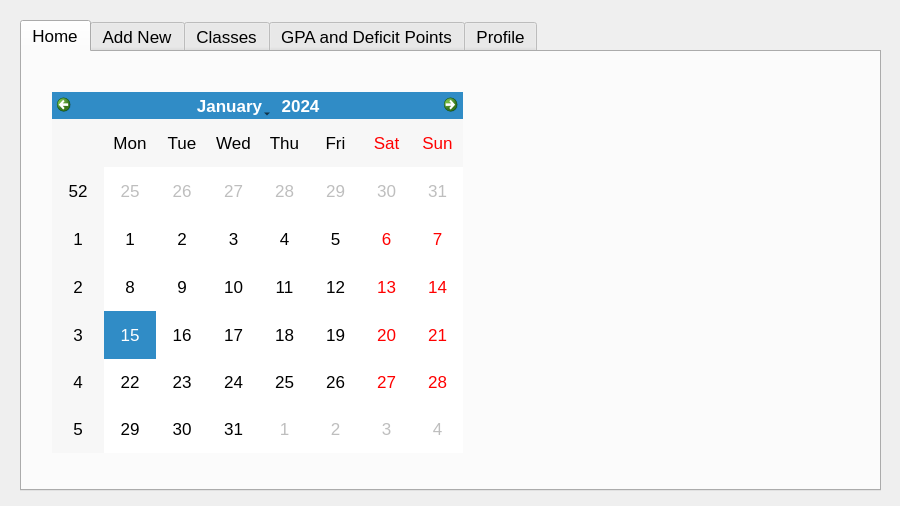
Qt form mainwindow.ui (ptwich2/StudentScheduler-) before a commit.
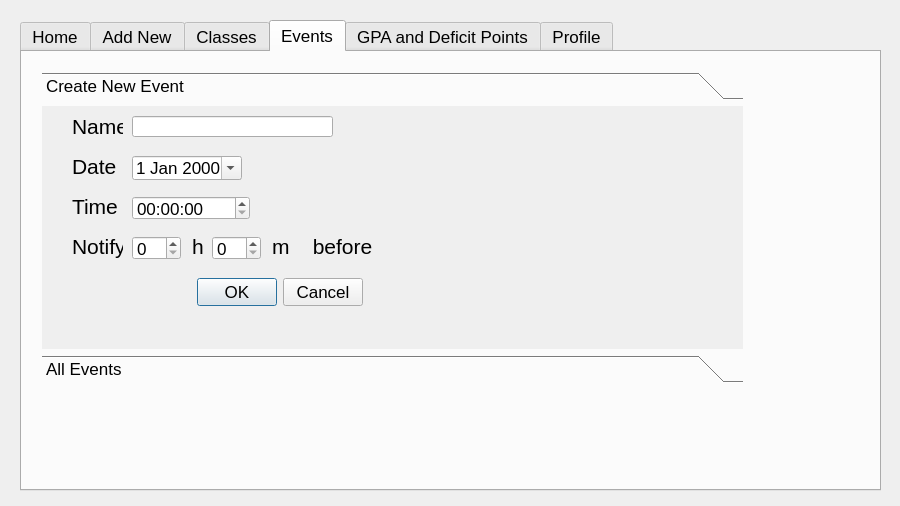
The same form after that commit. The open tabs and pages were chosen to show the change.

```diff
--- a/mainwindow.ui
+++ b/mainwindow.ui
@@ -473,6 +473,239 @@
      </widget>
     </widget>
    </widget>
+   <widget class="QWidget" name="events">
+    <attribute name="title">
+     <string>Events</string>
+    </attribute>
+    <widget class="QToolBox" name="toolBox_3">
+     <property name="geometry">
+      <rect>
+       <x>20</x>
+       <y>20</y>
+       <width>701</width>
+       <height>311</height>
+      </rect>
+     </property>
+     <property name="currentIndex">
+      <number>1</number>
+     </property>
+     <widget class="QWidget" name="page">
+      <property name="geometry">
+       <rect>
+        <x>0</x>
+        <y>0</y>
+        <width>701</width>
+        <height>243</height>
+       </rect>
+      </property>
+      <attribute name="label">
+       <string>Create New Event</string>
+      </attribute>
+      <widget class="QLabel" name="label_24">
+       <property name="geometry">
+        <rect>
+         <x>30</x>
+         <y>80</y>
+         <width>51</width>
+         <height>41</height>
+        </rect>
+       </property>
+       <property name="font">
+        <font>
+         <pointsize>16</pointsize>
+        </font>
+       </property>
+       <property name="text">
+        <string>Time</string>
+       </property>
+      </widget>
+      <widget class="QLabel" name="label_25">
+       <property name="geometry">
+        <rect>
+         <x>30</x>
+         <y>120</y>
+         <width>51</width>
+         <height>41</height>
+        </rect>
+       </property>
+       <property name="font">
+        <font>
+         <pointsize>16</pointsize>
+        </font>
+       </property>
+       <property name="text">
+        <string>Notify</string>
+       </property>
+      </widget>
+      <widget class="QLabel" name="label_26">
+       <property name="geometry">
+        <rect>
+         <x>30</x>
+         <y>0</y>
+         <width>51</width>
+         <height>41</height>
+        </rect>
+       </property>
+       <property name="font">
+        <font>
+         <pointsize>16</pointsize>
+        </font>
+       </property>
+       <property name="text">
+        <string>Name</string>
+       </property>
+      </widget>
+      <widget class="QLabel" name="label_27">
+       <property name="geometry">
+        <rect>
+         <x>30</x>
+         <y>40</y>
+         <width>51</width>
+         <height>41</height>
+        </rect>
+       </property>
+       <property name="font">
+        <font>
+         <pointsize>16</pointsize>
+        </font>
+       </property>
+       <property name="text">
+        <string>Date</string>
+       </property>
+      </widget>
+      <widget class="QDialogButtonBox" name="buttonBox">
+       <property name="geometry">
+        <rect>
+         <x>20</x>
+         <y>170</y>
+         <width>301</width>
+         <height>32</height>
+        </rect>
+       </property>
+       <property name="focusPolicy">
+        <enum>Qt::NoFocus</enum>
+       </property>
+       <property name="orientation">
+        <enum>Qt::Horizontal</enum>
+       </property>
+       <property name="standardButtons">
+        <set>QDialogButtonBox::Cancel|QDialogButtonBox::Ok</set>
+       </property>
+      </widget>
+      <widget class="QSpinBox" name="notifyH">
+       <property name="geometry">
+        <rect>
+         <x>90</x>
+         <y>130</y>
+         <width>49</width>
+         <height>24</height>
+        </rect>
+       </property>
+      </widget>
+      <widget class="QLabel" name="label_28">
+       <property name="geometry">
+        <rect>
+         <x>150</x>
+         <y>120</y>
+         <width>16</width>
+         <height>41</height>
+        </rect>
+       </property>
+       <property name="font">
+        <font>
+         <pointsize>16</pointsize>
+        </font>
+       </property>
+       <property name="text">
+        <string>h</string>
+       </property>
+      </widget>
+      <widget class="QLabel" name="label_29">
+       <property name="geometry">
+        <rect>
+         <x>230</x>
+         <y>120</y>
+         <width>111</width>
+         <height>41</height>
+        </rect>
+       </property>
+       <property name="font">
+        <font>
+         <pointsize>16</pointsize>
+        </font>
+       </property>
+       <property name="text">
+        <string>m    before</string>
+       </property>
+      </widget>
+      <widget class="QDateEdit" name="eventDateEdit">
+       <property name="geometry">
+        <rect>
+         <x>90</x>
+         <y>50</y>
+         <width>110</width>
+         <height>24</height>
+        </rect>
+       </property>
+       <property name="focusPolicy">
+        <enum>Qt::NoFocus</enum>
+       </property>
+       <property name="calendarPopup">
+        <bool>true</bool>
+       </property>
+       <property name="currentSectionIndex">
+        <number>0</number>
+       </property>
+      </widget>
+      <widget class="QLineEdit" name="eventName">
+       <property name="geometry">
+        <rect>
+         <x>90</x>
+         <y>10</y>
+         <width>201</width>
+         <height>21</height>
+        </rect>
+       </property>
+      </widget>
+      <widget class="QTimeEdit" name="eventTimeEdit">
+       <property name="geometry">
+        <rect>
+         <x>90</x>
+         <y>90</y>
+         <width>118</width>
+         <height>24</height>
+        </rect>
+       </property>
+       <property name="calendarPopup">
+        <bool>true</bool>
+       </property>
+      </widget>
+      <widget class="QSpinBox" name="notifyM">
+       <property name="geometry">
+        <rect>
+         <x>170</x>
+         <y>130</y>
+         <width>49</width>
+         <height>24</height>
+        </rect>
+       </property>
+      </widget>
+     </widget>
+     <widget class="QWidget" name="page_2">
+      <property name="geometry">
+       <rect>
+        <x>0</x>
+        <y>0</y>
+        <width>701</width>
+        <height>243</height>
+       </rect>
+      </property>
+      <attribute name="label">
+       <string>All Events</string>
+      </attribute>
+     </widget>
+    </widget>
+   </widget>
    <widget class="QWidget" name="tab_2">
     <attribute name="title">
      <string>GPA and Deficit Points</string>
```
Left out of the diff: 18 changed lines with no effect on the pictures.
